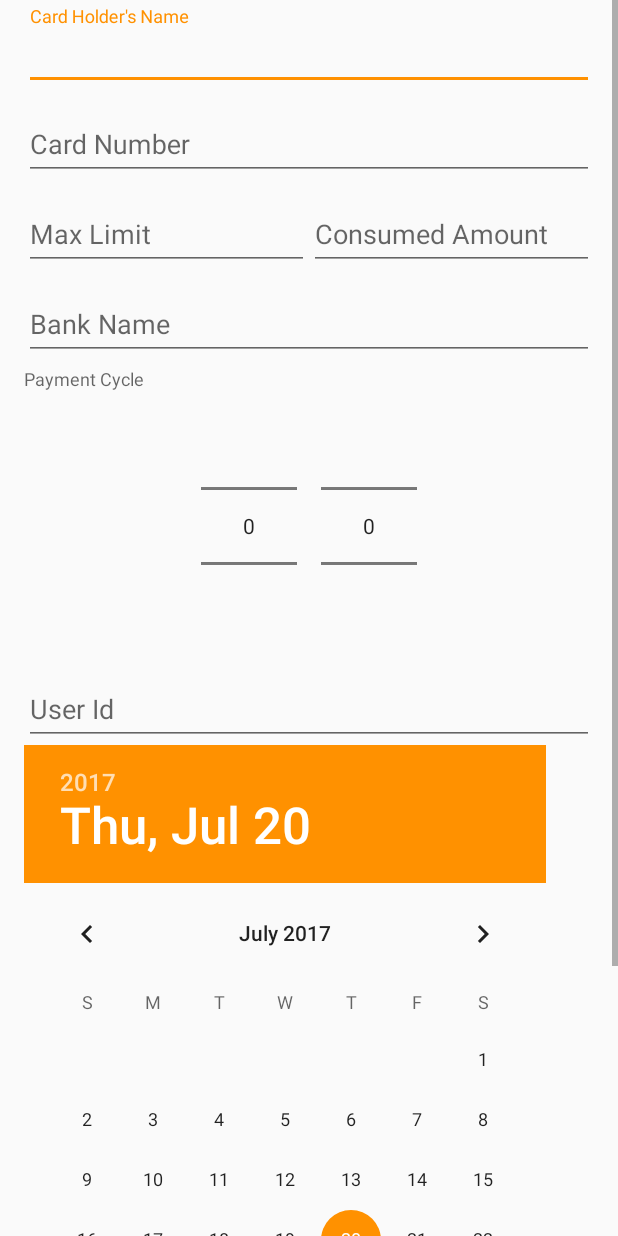
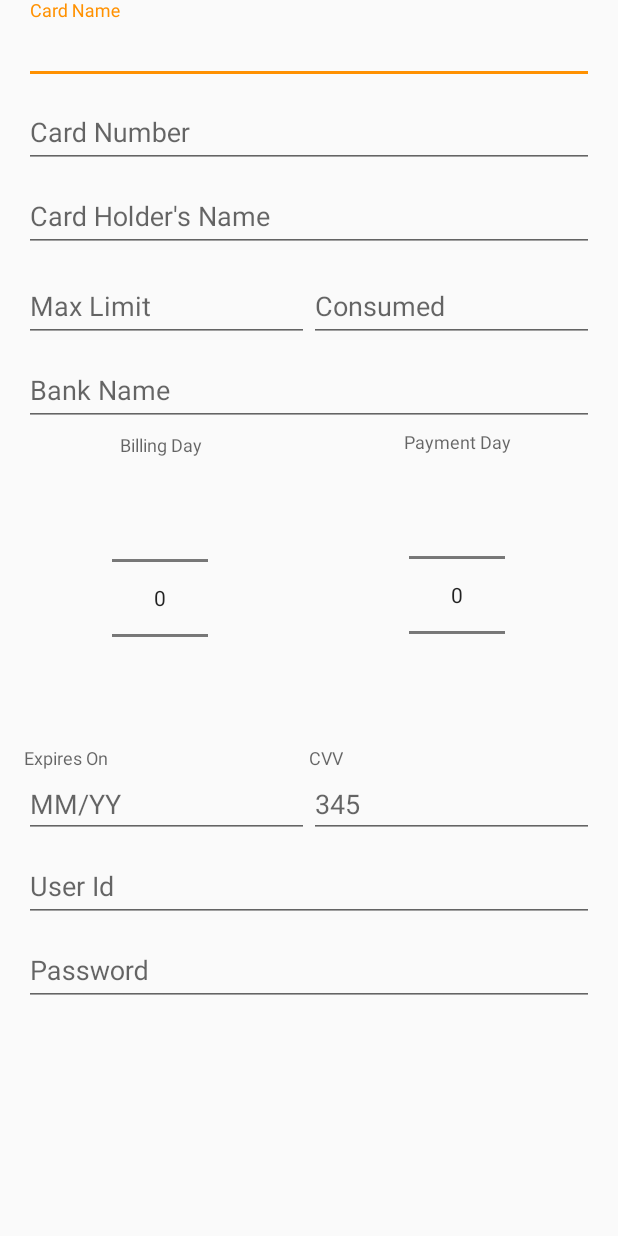
Before and after one commit to zVolt/familyfinance-android, an Android app: the layout dialog_add_ccard.xml on its own in the app's theme, with its tools: preview values and no code run, on a phone screen of 412 x 824 dp. Run offline under Robolectric (Android 15) with nearby library versions, the phone set to English and light mode, and no system bars.

Commit message:
refacto: card item layout updated added cvv and expire on values

```diff
--- a/app/build.gradle
+++ b/app/build.gradle
@@ -59,6 +59,6 @@ dependencies {
     testCompile 'junit:junit:4.12'
 }
 greendao {
-    schemaVersion 16
+    schemaVersion 17
 }
 apply plugin: 'com.google.gms.google-services'
--- a/app/src/main/java/io/github/zkhan93/familyfinance/util/Constants.java
+++ b/app/src/main/java/io/github/zkhan93/familyfinance/util/Constants.java
@@ -117,9 +117,7 @@ public class Constants {
             float maxLimit = new Random().nextFloat() * 10000;
             cCard = new CCard("Card " + i, "000000" + i + "234234234", banks[i % banks.length],
                     getRandomMember(memberDao).getName(), cal.getTimeInMillis(), random.nextInt(30),
-                    random.nextInt(30), maxLimit,
-                    maxLimit *
-                            percentConsumed, maxLimit * (1 - percentConsumed), member.getId());
+                    random.nextInt(30), maxLimit, maxLimit * percentConsumed, member.getId());
             data.add(cCard);
         }
         return data;
--- a/app/src/main/res/layout/dialog_add_ccard.xml
+++ b/app/src/main/res/layout/dialog_add_ccard.xml
@@ -2,8 +2,7 @@
 <ScrollView
     xmlns:android="http://schemas.android.com/apk/res/android"
     android:layout_width="match_parent"
-    android:layout_height="wrap_content"
-    android:orientation="vertical">
+    android:layout_height="wrap_content">
 
     <LinearLayout
         android:layout_width="match_parent"
@@ -11,25 +10,23 @@
         android:orientation="vertical"
         android:paddingBottom="16dp"
         android:paddingEnd="16dp"
-        android:paddingStart="16dp"
-        >
+        android:paddingStart="16dp">
 
         <android.support.design.widget.TextInputLayout
             android:layout_width="match_parent"
-            android:layout_height="wrap_content"
-            android:layout_marginTop="4dp">
+            android:layout_height="wrap_content">
 
             <android.support.design.widget.TextInputEditText
-                android:id="@+id/card_holder"
+                android:id="@+id/name"
                 android:layout_width="match_parent"
                 android:layout_height="wrap_content"
-                android:hint="@string/hint_ccard_holder_name"/>
+                android:hint="@string/hint_ccard_name"/>
         </android.support.design.widget.TextInputLayout>
 
         <android.support.design.widget.TextInputLayout
+            android:id="@+id/textInputLayout4"
             android:layout_width="match_parent"
-            android:layout_height="wrap_content"
-            android:layout_marginTop="4dp">
+            android:layout_height="wrap_content">
 
             <android.support.design.widget.TextInputEditText
                 android:id="@+id/number"
@@ -39,10 +36,23 @@
                 android:inputType="number"/>
         </android.support.design.widget.TextInputLayout>
 
+        <android.support.design.widget.TextInputLayout
+            android:layout_width="match_parent"
+            android:layout_height="wrap_content">
+
+            <android.support.design.widget.TextInputEditText
+                android:id="@+id/card_holder"
+                android:layout_width="match_parent"
+                android:layout_height="wrap_content"
+                android:hint="@string/hint_ccard_holder_name"/>
+        </android.support.design.widget.TextInputLayout>
+
         <LinearLayout
             android:layout_width="match_parent"
             android:layout_height="wrap_content"
-            android:orientation="horizontal">
+            android:baselineAligned="true"
+            android:orientation="horizontal"
+            android:weightSum="2">
 
             <android.support.design.widget.TextInputLayout
                 android:layout_width="0dp"
@@ -75,8 +85,7 @@
 
         <android.support.design.widget.TextInputLayout
             android:layout_width="match_parent"
-            android:layout_height="wrap_content"
-            android:layout_marginTop="4dp">
+            android:layout_height="wrap_content">
 
             <android.support.design.widget.TextInputEditText
                 android:id="@+id/bank"
@@ -88,50 +97,114 @@
                 android:textAllCaps="true"/>
         </android.support.design.widget.TextInputLayout>
 
-        <TextView
-            style="@style/TextAppearance.AppCompat.Caption"
-            android:layout_width="wrap_content"
-            android:layout_height="wrap_content"
-            android:layout_marginTop="4dp"
-            android:text="Payment Cycle"/>
-
         <LinearLayout
             android:layout_width="match_parent"
             android:layout_height="wrap_content"
+            android:baselineAligned="true"
             android:gravity="center"
-            android:orientation="horizontal">
+            android:orientation="horizontal"
+            android:weightSum="2">
+
+            <LinearLayout
+                android:layout_width="0dp"
+                android:layout_height="wrap_content"
+                android:layout_weight="1"
+                android:gravity="center"
+                android:orientation="vertical">
+
+                <TextView
+                    style="@style/TextAppearance.AppCompat.Caption"
+                    android:layout_width="match_parent"
+                    android:layout_height="wrap_content"
+                    android:layout_marginTop="4dp"
+                    android:gravity="center"
+                    android:text="Billing Day"/>
 
                 <NumberPicker
                     android:id="@+id/billing_day"
                     android:layout_width="wrap_content"
                     android:layout_height="wrap_content"
+                    android:layout_marginTop="4dp"
                     />
+            </LinearLayout>
+
+            <LinearLayout
+                android:layout_width="0dp"
+                android:layout_height="wrap_content"
+                android:layout_gravity="center"
+                android:layout_marginStart="16dp"
+                android:layout_weight="1"
+                android:baselineAligned="true"
+                android:gravity="center"
+                android:orientation="vertical">
+
+                <TextView
+                    style="@style/TextAppearance.AppCompat.Caption"
+                    android:layout_width="match_parent"
+                    android:layout_height="wrap_content"
+                    android:gravity="center"
+                    android:text="Payment Day"/>
 
                 <NumberPicker
                     android:id="@+id/payment_day"
                     android:layout_width="wrap_content"
                     android:layout_height="wrap_content"
-                android:layout_marginStart="16dp"
+                    android:layout_marginTop="4dp"
                     />
             </LinearLayout>
+        </LinearLayout>
 
-        <android.support.design.widget.TextInputLayout
+        <LinearLayout
             android:layout_width="match_parent"
-            android:layout_height="wrap_content">
+            android:layout_height="wrap_content"
+            android:layout_marginTop="8dp"
+            android:baselineAligned="true"
+            android:orientation="horizontal"
+            android:weightSum="2">
 
-            <android.support.design.widget.TextInputEditText
+            <LinearLayout
+                android:layout_width="0dp"
+                android:layout_height="wrap_content"
+                android:layout_weight="1"
+                android:orientation="vertical">
+
+                <TextView
+                    style="@style/TextAppearance.AppCompat.Caption"
+                    android:layout_width="wrap_content"
+                    android:layout_height="wrap_content"
+                    android:text="Expires On"/>
+
+                <EditText
+                    android:id="@+id/expires_on"
+                    android:layout_width="match_parent"
+                    android:layout_height="wrap_content"
+                    android:hint="MM/YY"
+                    android:inputType="number"
+                    android:maxLength="5"/>
+            </LinearLayout>
+
+            <LinearLayout
+                android:layout_width="0dp"
+                android:layout_height="wrap_content"
+                android:layout_weight="1"
+                android:orientation="vertical">
+
+                <TextView
+                    style="@style/TextAppearance.AppCompat.Caption"
+                    android:layout_width="wrap_content"
+                    android:layout_height="wrap_content"
+                    android:text="CVV"/>
+
+                <EditText
                     android:id="@+id/cvv"
                     android:layout_width="match_parent"
                     android:layout_height="wrap_content"
-                android:hint="@string/hint_userid"
+                    android:hint="345"
                     android:inputType="number"
                     android:maxLength="3"/>
-        </android.support.design.widget.TextInputLayout>
+            </LinearLayout>
 
-        <DatePicker
-            android:id="@+id/expire_on"
-            android:layout_width="match_parent"
-            android:layout_height="wrap_content"/>
+        </LinearLayout>
 
         <android.support.design.widget.TextInputLayout
             android:layout_width="match_parent"
--- a/app/src/main/res/values/strings.xml
+++ b/app/src/main/res/values/strings.xml
@@ -39,7 +39,7 @@
     <string name="hint_ccard_holder_name">Card Holder\'s Name</string>
     <string name="hint_ccard_number">Card Number</string>
     <string name="hint_ccard_limit">Max Limit</string>
-    <string name="hint_ccard_consumed">Consumed Amount</string>
+    <string name="hint_ccard_consumed">Consumed</string>
 
     <string name="hint_name">Name</string>
     <string name="hint_userid">User Id</string>
```
Also changed, not shown: app/src/main/java/io/github/zkhan93/familyfinance/DialogFragmentCcard.java (+66 -4 lines), app/src/main/java/io/github/zkhan93/familyfinance/models/CCard.java (+11 -18 lines), app/src/main/res/layout/listitem_ccard.xml (+19 -15 lines). Lines whose indentation alone changed are shown as unchanged.
